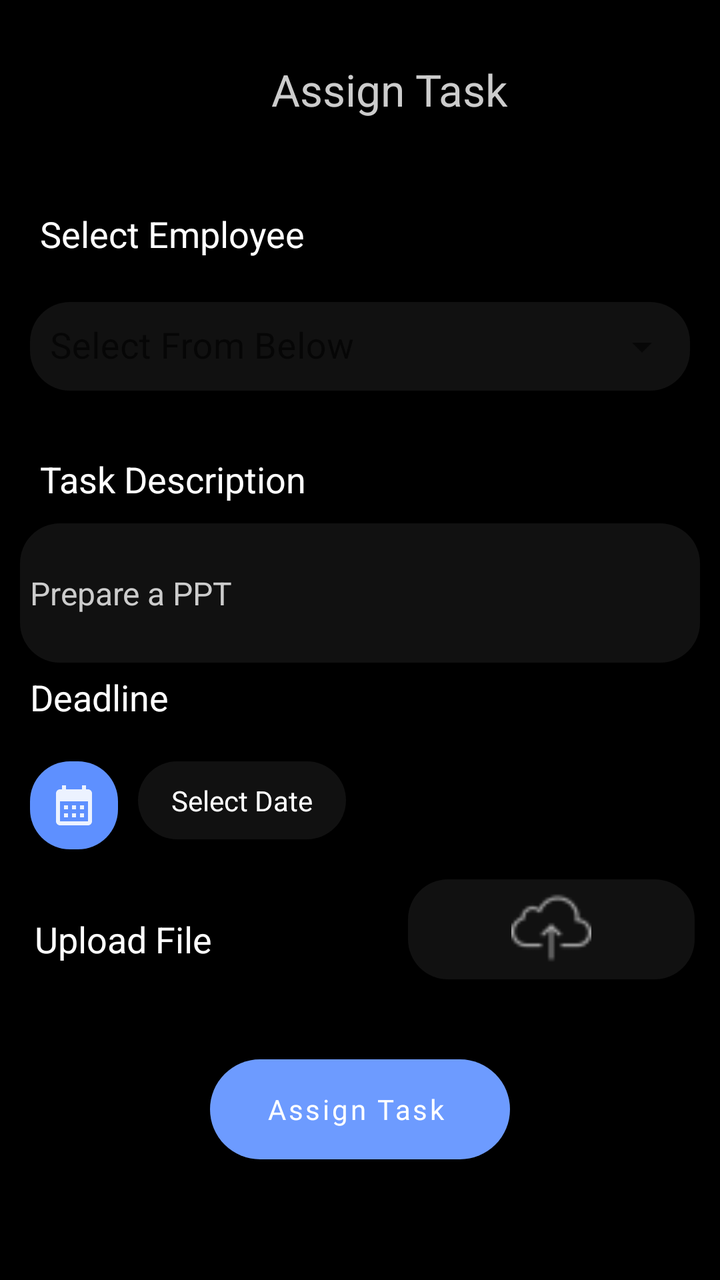
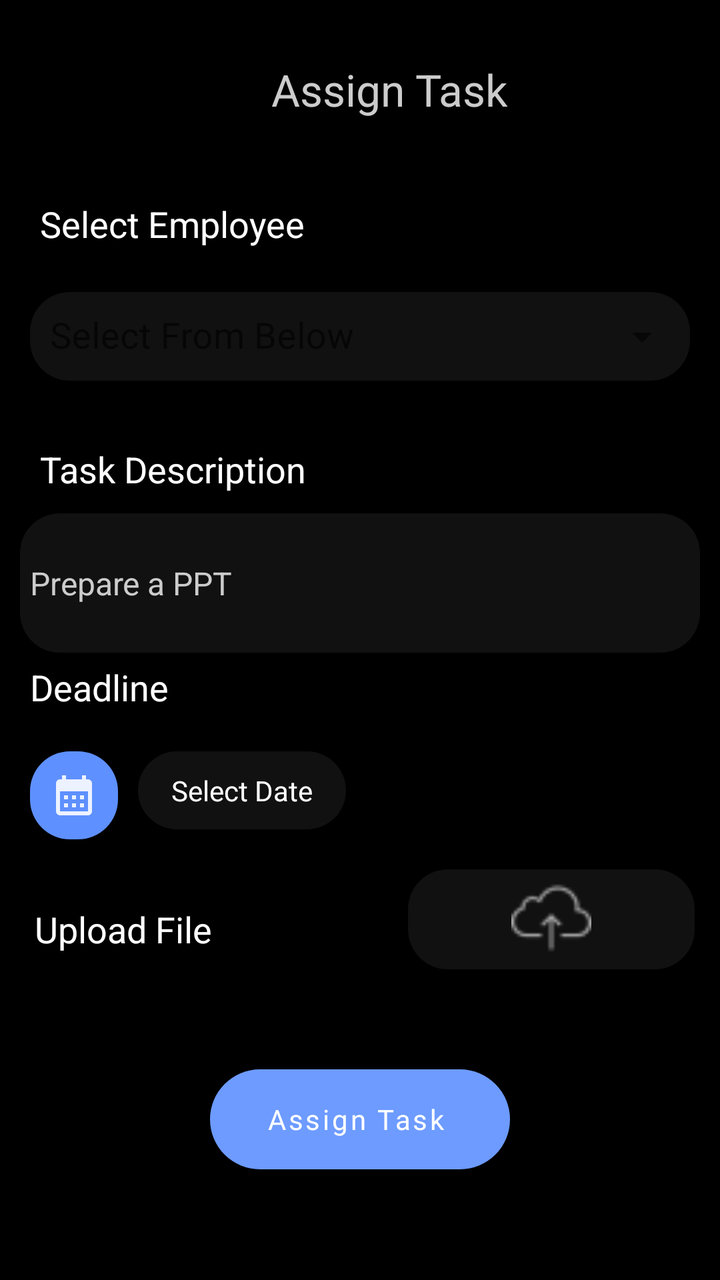

Screens rendered from an Android XML layout before and after an edit, with the pre-edit source and the edit as a unified diff.
<!-- AndroidManifest.xml: application theme AppTheme -->
<!-- res/layout/fragment_assign_task2.xml -->
<?xml version="1.0" encoding="utf-8"?>
<layout>

    <LinearLayout xmlns:android="http://schemas.android.com/apk/res/android"
        xmlns:app="http://schemas.android.com/apk/res-auto"
        xmlns:tools="http://schemas.android.com/tools"
        android:layout_width="match_parent"
        android:layout_height="match_parent"
        android:background="@android:color/black"
        android:orientation="vertical"
        android:clickable="true"
        android:padding="@dimen/_10dp"
        tools:context=".manager.activity.fragment.MyPerformance">

        <LinearLayout
            android:layout_width="match_parent"
            android:layout_height="wrap_content"
            android:layout_marginTop="20dp">

            <ImageView
                android:layout_width="wrap_content"
                android:layout_height="wrap_content"
                android:layout_marginStart="25dp"
                android:visibility="invisible"
                android:src="@drawable/backbutton" />

            <TextView
                android:layout_width="match_parent"
                android:layout_height="wrap_content"
                android:gravity="center"
                android:text="Assign Task "
                android:textColor="@color/greyforText"
                android:textSize="22sp" />

        </LinearLayout>

        <LinearLayout
            android:layout_width="match_parent"
            android:layout_height="match_parent"
            android:gravity="center"
            android:orientation="vertical">

            <TextView
                android:layout_width="match_parent"
                android:layout_height="wrap_content"
                android:layout_marginTop="@dimen/_15"
                android:padding="@dimen/_10"
                android:text="Select Employee"
                android:textColor="@color/white"
                android:textSize="@dimen/_18sp" />

            <com.google.android.material.textfield.TextInputLayout
                style="@style/Widget.MaterialComponents.TextInputLayout.OutlinedBox.ExposedDropdownMenu"
                android:layout_width="match_parent"
                android:layout_height="wrap_content"
                android:padding="@dimen/_5dp">

                <AutoCompleteTextView
                    android:id="@+id/selectEmployee"
                    android:layout_width="match_parent"
                    android:layout_height="wrap_content"
                    android:background="@drawable/grey_bg_rounded"
                    android:drawableEnd="@drawable/baseline_arrow_drop_down_24"
                    android:padding="@dimen/_10"
                    android:hint="Select From Below"
                    android:textColorHint="@color/greyforText"
                    android:textColor="@color/greyforText"
                    android:textSize="@dimen/_18sp" />
            </com.google.android.material.textfield.TextInputLayout>

            <TextView
                android:layout_width="match_parent"
                android:layout_height="wrap_content"
                android:layout_marginTop="@dimen/_15"
                android:padding="@dimen/_10"
                android:text="Task Description"
                android:textColor="@color/white"
                android:textSize="@dimen/_18sp" />


            <EditText
                android:id="@+id/taskDescription"
                android:layout_width="match_parent"
                android:layout_height="wrap_content"
                android:background="@drawable/grey_bg_rounded"
                android:hint="Prepare a PPT "
                android:lines="3"
                android:maxLines="3"
                android:padding="@dimen/_5dp"
                android:textColor="@color/greyforText"
                android:textColorHint="@color/greyforText"
                android:textSize="16dp" />
            <TextView
                android:layout_width="wrap_content"
                android:layout_height="wrap_content"
                android:text="Deadline"
                android:layout_gravity="start"
                android:layout_margin="5dp"
                android:textColor="@color/white"
                android:textSize="18dp" />
            <LinearLayout
                android:layout_width="match_parent"
                android:layout_height="wrap_content"
                android:layout_marginTop="@dimen/_10"
                android:gravity="start"
                android:orientation="horizontal"
                android:weightSum="2">


                <ImageView
                    android:id="@+id/calender"
                    android:layout_width="wrap_content"
                    android:layout_height="wrap_content"
                    android:layout_margin="@dimen/_5dp"
                    android:background="@drawable/blue_bg"
                    android:padding="@dimen/_10"
                    android:src="@drawable/baseline_calendar_month_24" />

                <TextView
                    android:id="@+id/deadline"
                    android:layout_width="wrap_content"
                    android:layout_height="wrap_content"
                    android:layout_margin="@dimen/_5dp"
                    android:layout_marginStart="@dimen/_10dp"
                    android:background="@drawable/grey_bg_rounded"
                    android:gravity="center"
                    android:maxLines="5"
                    android:padding="@dimen/_10"
                    android:text="  Select Date  "
                    android:textColor="@color/white"
                    android:textColorHint="@color/white"
                    android:textSize="14sp" />
            </LinearLayout>
            <LinearLayout
                android:layout_width="match_parent"
                android:layout_height="wrap_content"
                android:layout_marginStart="@dimen/_5dp"
                android:layout_marginTop="@dimen/_10"
                android:gravity="center"
                android:orientation="horizontal"
                android:weightSum="2">

                <TextView
                    android:layout_width="wrap_content"
                    android:layout_height="wrap_content"
                    android:layout_weight="1"
                    android:text="Upload File"
                    android:textColor="@color/white"
                    android:textSize="18dp" />

                <ImageView
                    android:id="@+id/uploadDoc"
                    android:layout_width="50dp"
                    android:layout_height="50dp"
                    android:layout_gravity="end"
                    android:layout_margin="@dimen/_5dp"
                    android:layout_weight="1"
                    android:background="@drawable/grey_bg_rounded"
                    android:padding="@dimen/_5dp"
                    android:src="@drawable/uploadwhite" />

                <TextView
                    android:id="@+id/uploadDocname"
                    android:layout_width="wrap_content"
                    android:layout_height="wrap_content"
                    android:layout_gravity="end"
                    android:layout_margin="@dimen/_5dp"
                    android:layout_weight="1"
                    android:drawableEnd="@drawable/baseline_close_24"
                    android:gravity="center"
                    android:padding="@dimen/_5dp"
                    android:src="@drawable/uploadwhite"
                    android:text="naskdn"
                    android:textColor="@color/white"
                    android:visibility="gone" />
            </LinearLayout>


            <Button
                android:id="@+id/assignTask"
                style="@style/AttendanceButton"
                android:layout_width="@dimen/_150dp"
                android:layout_height="50dp"
                android:layout_gravity="center"
                android:layout_margin="30dp"
                android:layout_marginBottom="16dp"
                android:background="@drawable/attendancebutton"
                android:fontFamily="@font/dm_sans"
                android:hint="Assign Task "
                android:textColorHint="@color/white" />
        </LinearLayout>
    </LinearLayout>
</layout>
<!-- resources referenced by this layout -->
<resources>
  <color name="greyforText">#CCCCCC</color>
  <color name="white">#FFFFFF</color>
  <dimen name="_10">10dp</dimen>
  <dimen name="_10dp">10dp</dimen>
  <dimen name="_15">15dp</dimen>
  <dimen name="_150dp">150dp</dimen>
  <dimen name="_18sp">18sp</dimen>
  <dimen name="_5dp">5dp</dimen>
  <!-- drawable attendancebutton (drawable) -->
  <shape xmlns:android="http://schemas.android.com/apk/res/android"
      android:shape="rectangle">
      <solid android:color="#6D9BFF"/>
      <corners android:radius="25dp" /> 
  </shape>
  <!-- drawable backbutton: png bitmap (drawable, 227 bytes) -->
  <!-- drawable baseline_arrow_drop_down_24 (drawable) -->
  <vector xmlns:android="http://schemas.android.com/apk/res/android" android:alpha="0.88" android:height="24dp" android:tint="#FFFFFF" android:viewportHeight="24" android:viewportWidth="24" android:width="24dp">
        
      <path android:fillColor="@android:color/white" android:pathData="M7,10l5,5 5,-5z"/>
      
  </vector>
  <!-- drawable baseline_calendar_month_24 (drawable) -->
  <vector xmlns:android="http://schemas.android.com/apk/res/android" android:alpha="0.88" android:height="24dp" android:tint="#FFFFFF" android:viewportHeight="24" android:viewportWidth="24" android:width="24dp">
        
      <path android:fillColor="@android:color/white" android:pathData="M19,4h-1V2h-2v2H8V2H6v2H5C3.89,4 3.01,4.9 3.01,6L3,20c0,1.1 0.89,2 2,2h14c1.1,0 2,-0.9 2,-2V6C21,4.9 20.1,4 19,4zM19,20H5V10h14V20zM9,14H7v-2h2V14zM13,14h-2v-2h2V14zM17,14h-2v-2h2V14zM9,18H7v-2h2V18zM13,18h-2v-2h2V18zM17,18h-2v-2h2V18z"/>
      
  </vector>
  <!-- drawable baseline_close_24 (drawable) -->
  <vector xmlns:android="http://schemas.android.com/apk/res/android" android:alpha="0.88" android:height="24dp" android:tint="#FFFFFF" android:viewportHeight="24" android:viewportWidth="24" android:width="24dp">
        
      <path android:fillColor="@android:color/white" android:pathData="M19,6.41L17.59,5 12,10.59 6.41,5 5,6.41 10.59,12 5,17.59 6.41,19 12,13.41 17.59,19 19,17.59 13.41,12z"/>
      
  </vector>
  <!-- drawable blue_bg (drawable) -->
  <?xml version="1.0" encoding="utf-8"?>
  <shape xmlns:android="http://schemas.android.com/apk/res/android"
      android:shape="rectangle">
      <solid android:color="@color/lightBlue"/>
  <corners android:radius="@dimen/_20dp"/>
  </shape>
  <!-- drawable grey_bg_rounded (drawable) -->
  <?xml version="1.0" encoding="utf-8"?>
  <shape xmlns:android="http://schemas.android.com/apk/res/android"
      android:shape="rectangle">
  <solid android:color="@color/greyBackground"/>
      <corners android:radius="@dimen/_20dp"/>
  </shape>
  <!-- drawable uploadwhite: png bitmap (drawable, 905 bytes) -->
  <style name="AttendanceButton" parent="Widget.MaterialComponents.Button">
          <item name="backgroundTint">@color/Blue</item>
      </style>
  <style name="AppTheme" parent="Theme.MaterialComponents.Light.NoActionBar">
          <item name="colorPrimaryDark">@color/black</item>
          <item name="colorSurface">@color/white</item>
      </style>
  <color name="lightBlue">#5E90FF</color>
  <dimen name="_20dp">20dp</dimen>
  <color name="greyBackground">#111111</color>
  <color name="Blue">#6D9BFF</color>
  <color name="black">#FF000000</color>
</resources>

<!-- the commit's change to res/layout/fragment_assign_task2.xml (unified diff, before → after) -->
@@ -159,21 +159,29 @@
                     android:padding="@dimen/_5dp"
                     android:src="@drawable/uploadwhite" />
 
-                <TextView
-                    android:id="@+id/uploadDocname"
-                    android:layout_width="wrap_content"
-                    android:layout_height="wrap_content"
-                    android:layout_gravity="end"
-                    android:layout_margin="@dimen/_5dp"
-                    android:layout_weight="1"
-                    android:drawableEnd="@drawable/baseline_close_24"
-                    android:gravity="center"
-                    android:padding="@dimen/_5dp"
-                    android:src="@drawable/uploadwhite"
-                    android:text="naskdn"
-                    android:textColor="@color/white"
-                    android:visibility="gone" />
+
+
+
+
+
+
+
+
+
+
+
+
+
+
             </LinearLayout>
+            <androidx.recyclerview.widget.RecyclerView
+                android:id="@+id/fileRecycler"
+                android:layout_width="match_parent"
+                android:layout_height="wrap_content"
+                android:layout_alignParentBottom="true"
+                android:layout_below="@+id/scroll"
+                android:foregroundGravity="center"
+                android:padding="5dp" />
 
 
             <Button
<!-- resource entries referenced after the edit -->
@@ -25,12 +25,6 @@
   <vector xmlns:android="http://schemas.android.com/apk/res/android" android:alpha="0.88" android:height="24dp" android:tint="#FFFFFF" android:viewportHeight="24" android:viewportWidth="24" android:width="24dp">
         
       <path android:fillColor="@android:color/white" android:pathData="M19,4h-1V2h-2v2H8V2H6v2H5C3.89,4 3.01,4.9 3.01,6L3,20c0,1.1 0.89,2 2,2h14c1.1,0 2,-0.9 2,-2V6C21,4.9 20.1,4 19,4zM19,20H5V10h14V20zM9,14H7v-2h2V14zM13,14h-2v-2h2V14zM17,14h-2v-2h2V14zM9,18H7v-2h2V18zM13,18h-2v-2h2V18zM17,18h-2v-2h2V18z"/>
-      
-  </vector>
-  <!-- drawable baseline_close_24 (drawable) -->
-  <vector xmlns:android="http://schemas.android.com/apk/res/android" android:alpha="0.88" android:height="24dp" android:tint="#FFFFFF" android:viewportHeight="24" android:viewportWidth="24" android:width="24dp">
-        
-      <path android:fillColor="@android:color/white" android:pathData="M19,6.41L17.59,5 12,10.59 6.41,5 5,6.41 10.59,12 5,17.59 6.41,19 12,13.41 17.59,19 19,17.59 13.41,12z"/>
       
   </vector>
   <!-- drawable blue_bg (drawable) -->
